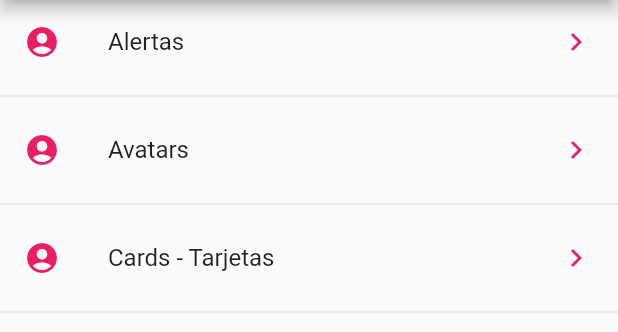
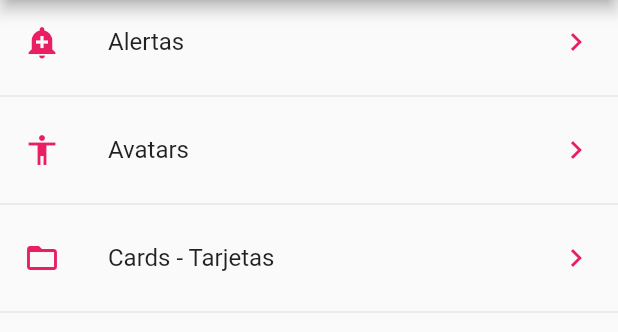
Before and after one commit to JoseCima/componentes, a Flutter app: the screen it shows after launch, on a phone screen of 412 x 824 dp, the part 84-416 px from its top. Run offline on Flutter 3.47's test engine with Material 2 defaults, Android fonts, the phone set to English and light mode, and no system bars.

Commit message:
Utilidades - Obtener iconopor Strings

```diff
--- a/lib/src/pages/home_page.dart
+++ b/lib/src/pages/home_page.dart
@@ -1,6 +1,7 @@
+
 import 'package:flutter/material.dart';
-
 import '../providers/menu_provider.dart';
+import 'package:componentes/src/utils/icono_string_util.dart';
 
 class  HomePage extends StatelessWidget {
 
@@ -42,7 +43,7 @@ class  HomePage extends StatelessWidget {
     data.forEach((opt) {
       final widgetTemp = ListTile(
         title:Text(opt['texto']),
-        leading: Icon(Icons.account_circle, color: Colors.pink),
+        leading: getIcon(opt['icon']),
         trailing: Icon(Icons.keyboard_arrow_right, color: Colors.pink),
         onTap:(){
 
--- /dev/null
+++ b/lib/src/utils/icono_string_util.dart
@@ -0,0 +1,13 @@
+import 'package:flutter/material.dart';
+import 'package:flutter/semantics.dart';
+
+final _icons = <String, IconData>{
+
+  'add_alert'     : Icons .add_alert,
+  'accessibility' : Icons.accessibility,
+  'folder_open'   : Icons.folder_open,
+};
+
+Icon getIcon(String nombreIcono){
+  return Icon(_icons[nombreIcono], color:Colors.pink);
+}
```
